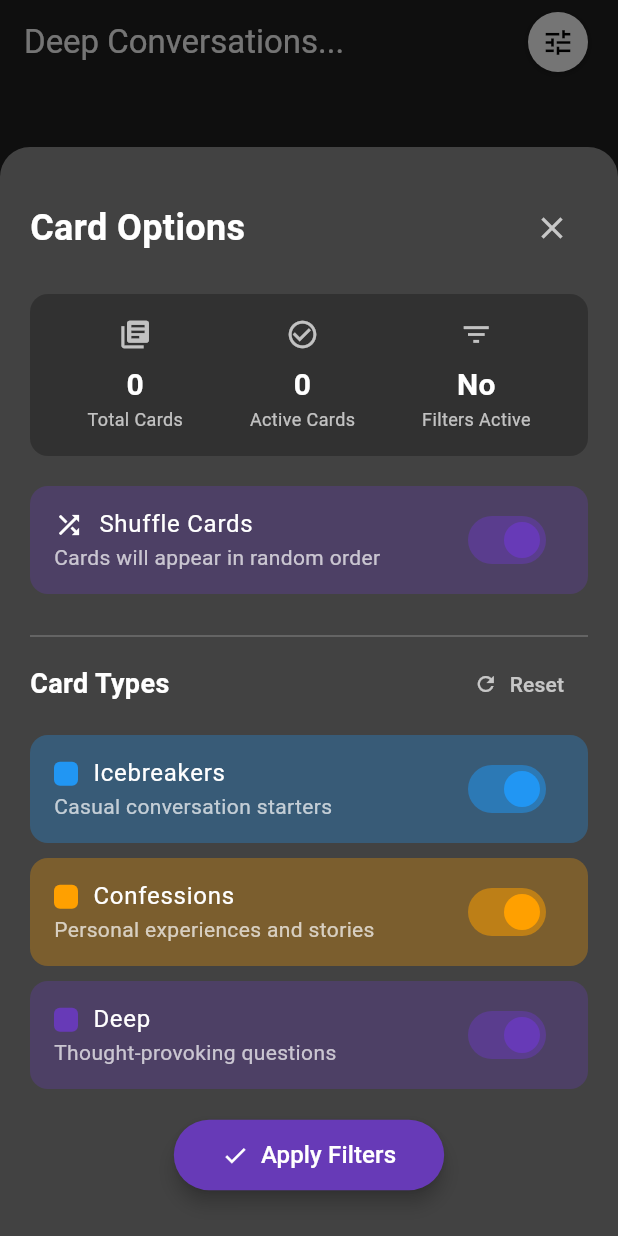
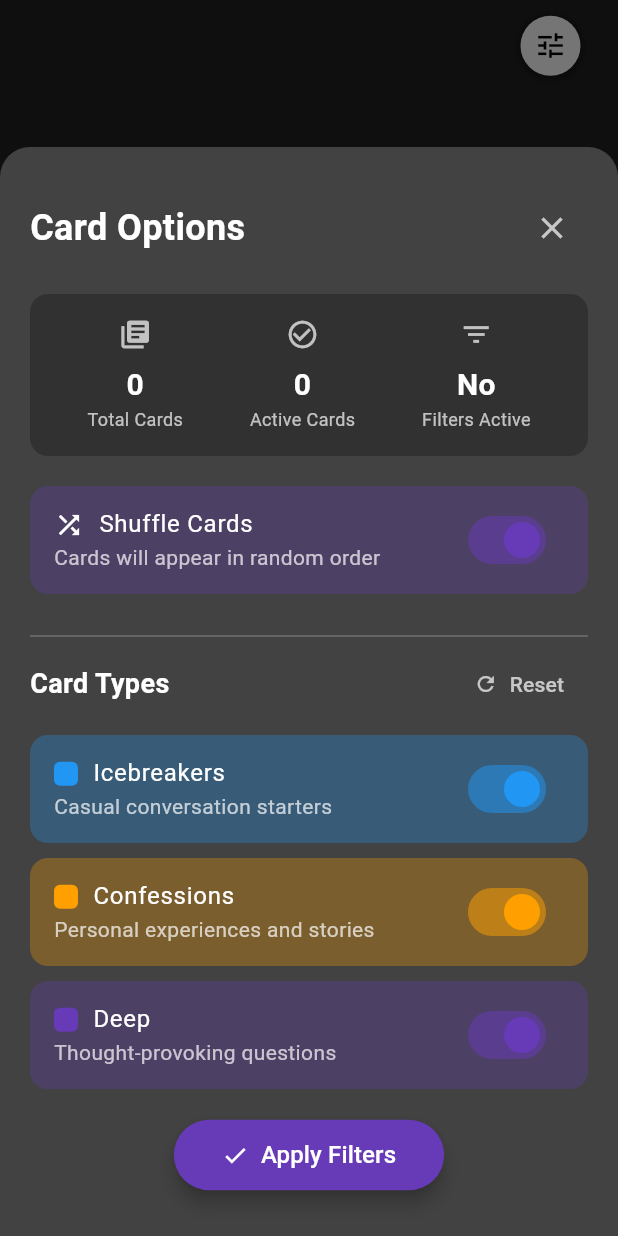
Before and after one commit to Tortillachief/Deep, a Flutter app: the screen it shows after launch, after a tap on the "tune" icon, on a phone screen of 412 x 824 dp. Run offline on Flutter 3.47's test engine with Material 3 defaults, Android fonts, the phone set to English and light mode, and no system bars; our stand-ins replace drift, shared_preferences; accounts and stored records are empty; generated files the repository leaves out were written again.

Commit message:
Clean up some spacing and formatting

```diff
--- a/lib/main.dart
+++ b/lib/main.dart
@@ -192,7 +192,7 @@ class _HomePageState extends State<HomePage>
         transform: Matrix4.translationValues(_dragOffset.dx, 0, 0)
           ..translate(
               _dragOffset.dx / 10), // Slight translation for better effect
-        curve: Curves.easeOut,
+        curve: Curves.linear,
         child: AnimatedSwitcher(
           duration: const Duration(milliseconds: 500),
           transitionBuilder: (Widget child, Animation<double> animation) {
@@ -200,7 +200,7 @@ class _HomePageState extends State<HomePage>
               opacity: animation,
               child: SlideTransition(
                 position: Tween<Offset>(
-                  begin: const Offset(1.0, 0.0),
+                  begin: const Offset(0.0, 0.0),
                   end: Offset.zero,
                 ).animate(animation),
                 child: child,
@@ -268,8 +268,6 @@ class _HomePageState extends State<HomePage>
       appBar: AppBar(
         backgroundColor: backgroundColor,
         elevation: 0,
-        title: const Text('Deep Conversations...',
-            style: TextStyle(color: Colors.white)),
         actions: [
           DeepButton(
             onPressed: () => showOptionsMenu(context, _getNextCard),
--- a/lib/widgets/deep_button.dart
+++ b/lib/widgets/deep_button.dart
@@ -1,3 +1,4 @@
+import 'package:deep/utils/color_utils.dart';
 import 'package:flutter/material.dart';
 
 class DeepButton extends StatelessWidget {
@@ -13,7 +14,7 @@ class DeepButton extends StatelessWidget {
   @override
   Widget build(BuildContext context) {
     return Padding(
-      padding: const EdgeInsets.only(right: 20.0),
+      padding: const EdgeInsets.fromLTRB(0, 5, 25, 0),
       child: Container(
         height: 40,
         width: 40,
@@ -22,8 +23,8 @@ class DeepButton extends StatelessWidget {
           borderRadius: BorderRadius.circular(20.0),
           boxShadow: [
             BoxShadow(
-              color: Colors.black.withOpacity(0.2),
-              spreadRadius: 1,
+              color: ColorUtils.withOpacity(Colors.black, 0.3),
+              spreadRadius: 2,
               blurRadius: 3,
               offset: const Offset(0, 1),
             ),
--- a/lib/widgets/game_card.dart
+++ b/lib/widgets/game_card.dart
@@ -34,7 +34,7 @@ class GameCard extends StatelessWidget {
               ),
             ),
             child: Padding(
-              padding: const EdgeInsets.all(20.0),
+              padding: const EdgeInsets.all(30.0),
               child: Stack(
                 children: [
                   // Main content
```
Also changed, not shown: lib/constants.dart (line endings or trailing spaces).
